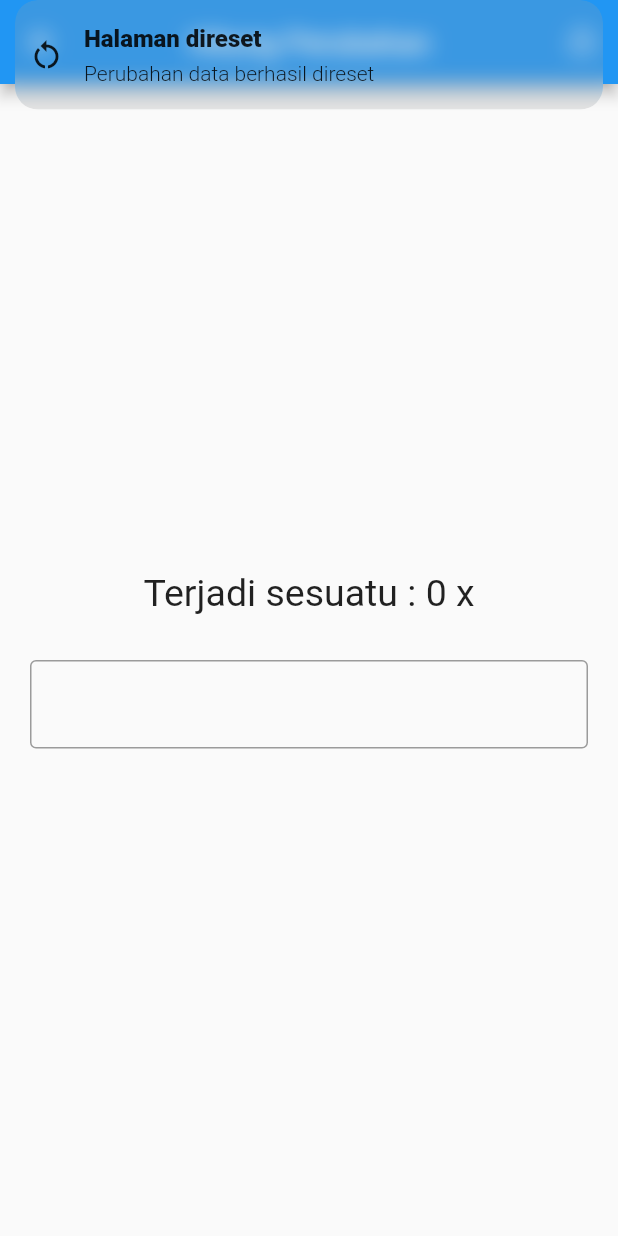
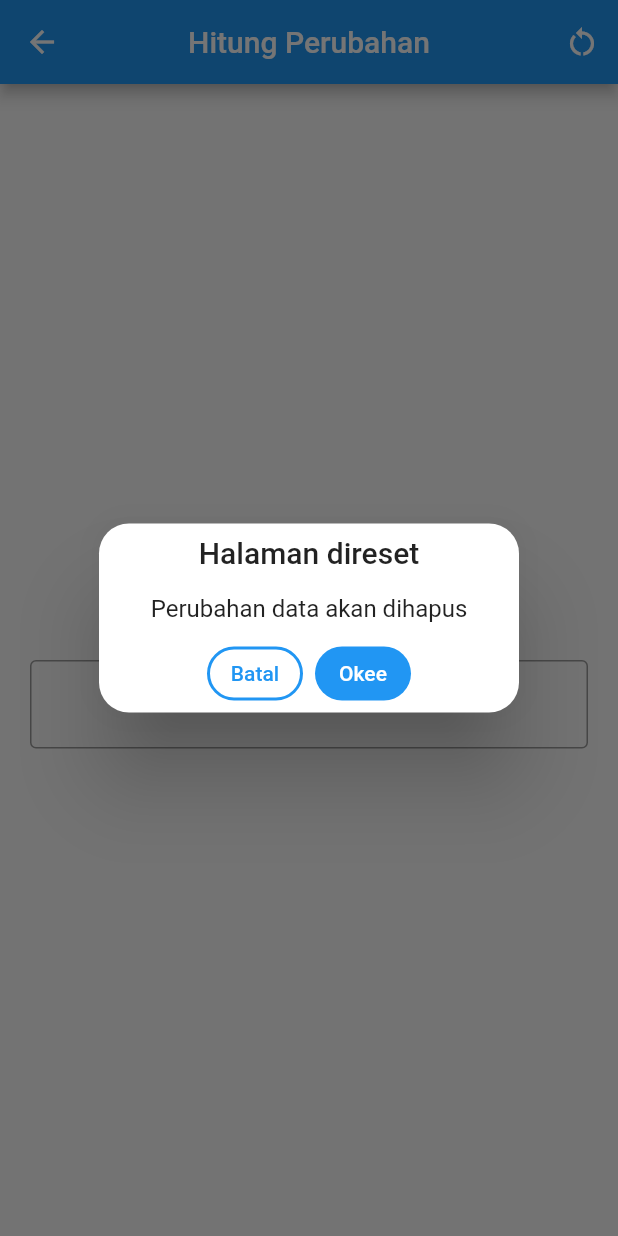
Before and after one commit to hafidzf21/Flutter_NewsApp, a Flutter app: the HitungPerubahan screen opened by its route, after a tap on the "restart alt" icon, on a phone screen of 412 x 824 dp. Run offline on Flutter 3.47's test engine with Material 2 defaults, Android fonts, the phone set to English and light mode, and no system bars; our stand-ins replace get.

```diff
--- a/lib/pages/hitungPerubahan_page.dart
+++ b/lib/pages/hitungPerubahan_page.dart
@@ -13,11 +13,24 @@ class HitungPerubahan extends StatelessWidget {
         actions: [
           IconButton(
             onPressed: () => {
-              hitungC.reset(),
-              Get.snackbar(
-                "Halaman direset",
-                "Perubahan data berhasil direset",
-                icon: Icon(Icons.restart_alt),
+              Get.defaultDialog(
+                barrierDismissible: false,
+                title: "Halaman direset",
+                middleText: "Perubahan data akan dihapus",
+
+                // Default GetX Dialog
+                textConfirm: "Okee",
+                confirmTextColor: Colors.white,
+                onConfirm: () {
+                  hitungC.reset();
+                  Get.back();
+                  Get.to(() => HitungPerubahan());
+                },
+
+                textCancel: "Batal",
+                onCancel: () {
+                  HitungPerubahan();
+                },
               ),
             },
             icon: Icon(Icons.restart_alt),
```
